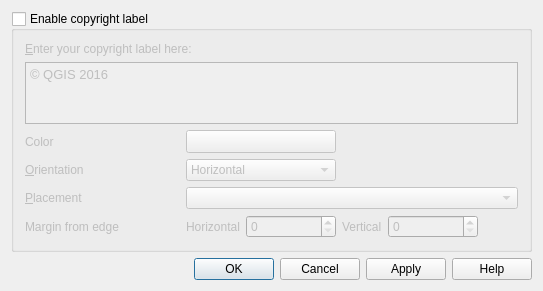
The window that src/ui/qgsdecorationcopyrightdialog.ui (qgis/QGIS) describes before a commit, drawn with Qt 5.
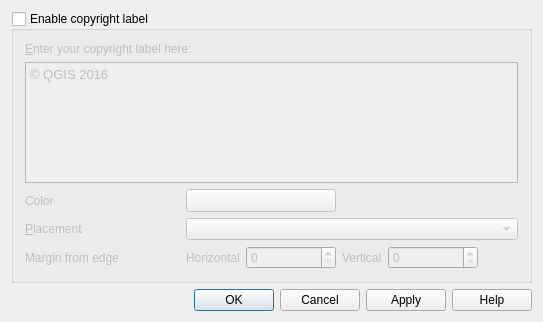
The same window after the commit. Icons and pictures are not drawn. Custom widgets are drawn as their Qt base class.

Commit message: Remove useless orientation combobox from copyright dialog

Patch:
```diff
--- a/src/ui/qgsdecorationcopyrightdialog.ui
+++ b/src/ui/qgsdecorationcopyrightdialog.ui
@@ -7,7 +7,7 @@
     <x>0</x>
     <y>0</y>
     <width>543</width>
-    <height>291</height>
+    <height>322</height>
    </rect>
   </property>
   <property name="windowTitle">
@@ -46,7 +46,7 @@
      <property name="checked">
       <bool>false</bool>
      </property>
-     <layout class="QGridLayout" name="gridLayout_2">
+     <layout class="QGridLayout" name="gridLayout_2" rowstretch="0,0,0,0,0">
       <item row="0" column="0" colspan="2">
        <widget class="QLabel" name="label_2">
         <property name="text">
@@ -57,7 +57,7 @@
         </property>
        </widget>
       </item>
-      <item row="6" column="1" colspan="2">
+      <item row="4" column="1" colspan="2">
        <layout class="QHBoxLayout" name="horizontalLayout_2">
         <item>
          <widget class="QLabel" name="textLabel1_4">
@@ -123,7 +123,7 @@
         </item>
        </layout>
       </item>
-      <item row="5" column="1" colspan="2">
+      <item row="3" column="1" colspan="2">
        <widget class="QComboBox" name="cboPlacement"/>
       </item>
       <item row="1" column="0" colspan="3">
@@ -137,7 +137,7 @@
         </property>
        </widget>
       </item>
-      <item row="5" column="0">
+      <item row="3" column="0">
        <widget class="QLabel" name="textLabel16">
         <property name="maximumSize">
          <size>
@@ -153,7 +153,7 @@
         </property>
        </widget>
       </item>
-      <item row="6" column="0">
+      <item row="4" column="0">
        <widget class="QLabel" name="lblMargin">
         <property name="minimumSize">
          <size>
@@ -166,7 +166,7 @@
         </property>
        </widget>
       </item>
-      <item row="3" column="0">
+      <item row="2" column="0">
        <widget class="QLabel" name="label">
         <property name="maximumSize">
          <size>
@@ -179,23 +179,7 @@
         </property>
        </widget>
       </item>
-      <item row="4" column="0">
-       <widget class="QLabel" name="textLabel15">
-        <property name="maximumSize">
-         <size>
-          <width>100</width>
-          <height>16777215</height>
-         </size>
-        </property>
-        <property name="text">
-         <string>&amp;Orientation</string>
-        </property>
-        <property name="buddy">
-         <cstring>cboOrientation</cstring>
-        </property>
-       </widget>
-      </item>
-      <item row="3" column="1" colspan="2">
+      <item row="2" column="1" colspan="2">
        <layout class="QHBoxLayout" name="horizontalLayout">
         <item>
          <widget class="QgsColorButtonV2" name="pbnColorChooser">
@@ -231,43 +215,6 @@
         </item>
        </layout>
       </item>
-      <item row="4" column="1" colspan="2">
-       <layout class="QHBoxLayout" name="horizontalLayout_3">
-        <item>
-         <widget class="QComboBox" name="cboOrientation">
-          <property name="minimumSize">
-           <size>
-            <width>150</width>
-            <height>0</height>
-           </size>
-          </property>
-          <item>
-           <property name="text">
-            <string>Horizontal</string>
-           </property>
-          </item>
-          <item>
-           <property name="text">
-            <string>Vertical</string>
-           </property>
-          </item>
-         </widget>
-        </item>
-        <item>
-         <spacer name="horizontalSpacer_2">
-          <property name="orientation">
-           <enum>Qt::Horizontal</enum>
-          </property>
-          <property name="sizeHint" stdset="0">
-           <size>
-            <width>40</width>
-            <height>20</height>
-           </size>
-          </property>
-         </spacer>
-        </item>
-       </layout>
-      </item>
      </layout>
     </widget>
    </item>
```
Left out of the diff: 4 changed lines with no effect on the pictures. The commit also changes 1 other file.
